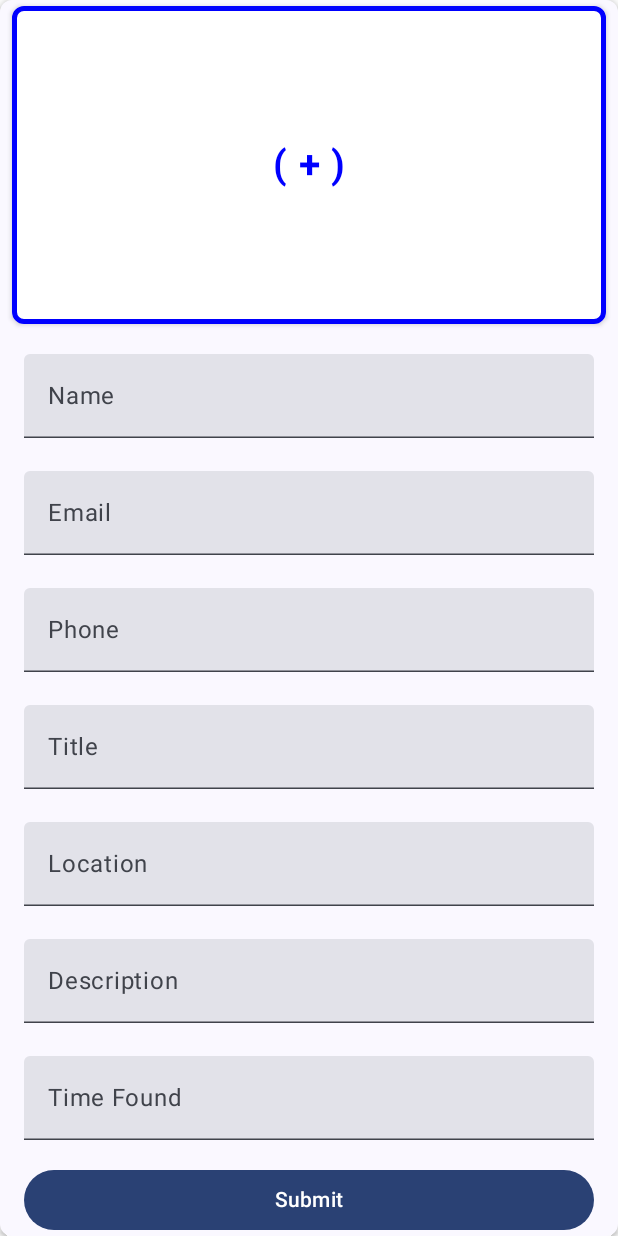
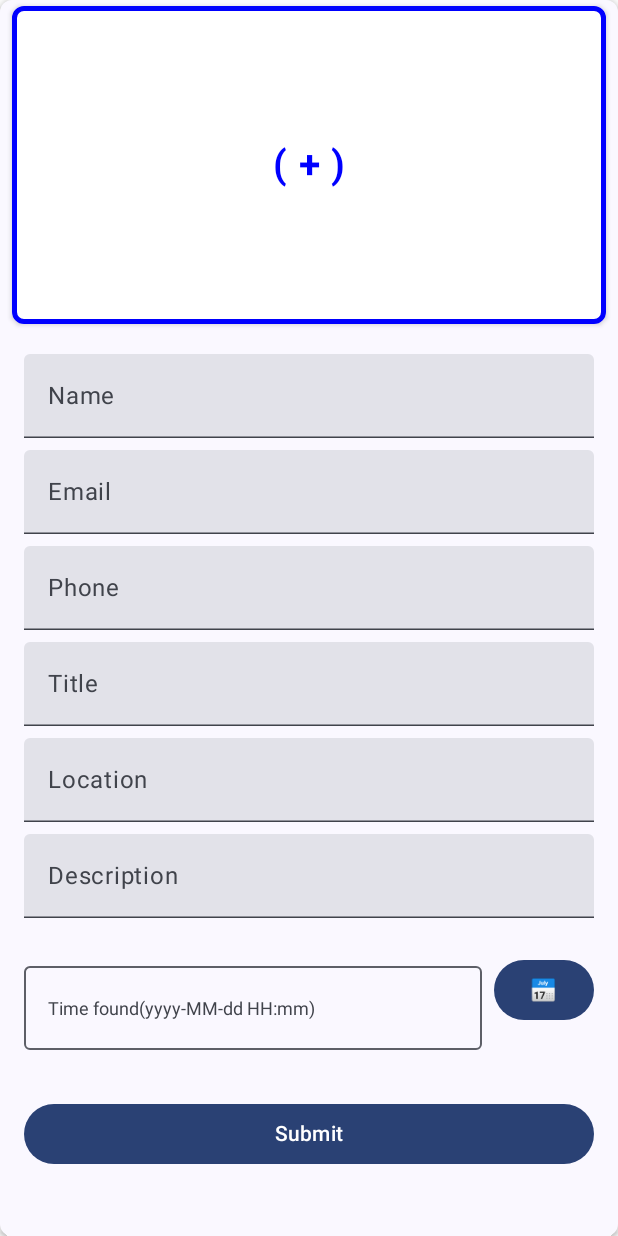
Before and after one commit to danimgomess/AppDev-Hackathon-2025-Frontend, an Android app built with Jetpack Compose: the FormScreen screen opened through its navigation route, on a phone screen of 412 x 824 dp. Run offline under Robolectric (Android 15) with nearby library versions, the phone set to English and light mode, and no system bars; our stand-ins replace Dagger/Hilt's generated code.

```diff
--- a/app/src/main/AndroidManifest.xml
+++ b/app/src/main/AndroidManifest.xml
@@ -14,7 +14,9 @@
         android:roundIcon="@mipmap/ic_launcher_round"
         android:supportsRtl="true"
         android:theme="@style/Theme.AppDevHackathon2025Frontend"
-        tools:targetApi="31">
+        tools:targetApi="31"
+        android:networkSecurityConfig="@xml/network_security_config"
+        >
         <activity
             android:name=".MainActivity"
             android:exported="true"
--- a/app/src/main/java/com/example/appdevhackathon2025frontend/retrofit/RetrofitInstance.kt
+++ b/app/src/main/java/com/example/appdevhackathon2025frontend/retrofit/RetrofitInstance.kt
@@ -14,7 +14,7 @@ class RetrofitInstance @Inject constructor(){
 
     val apiService: ApiService by lazy{
         Retrofit.Builder()
-            .baseUrl("https://api.api-ninjas.com/v1/")
+            .baseUrl("http://34.21.121.220/api/")
             .client(okHttpClient)
             .addConverterFactory(GsonConverterFactory.create())
             .build()
--- /dev/null
+++ b/app/src/main/java/com/example/appdevhackathon2025frontend/ui/components/TextFieldWithButton.kt
@@ -0,0 +1,79 @@
+import android.app.DatePickerDialog
+import android.app.TimePickerDialog
+import androidx.compose.foundation.layout.Arrangement
+import androidx.compose.foundation.layout.Row
+import androidx.compose.foundation.layout.fillMaxWidth
+import androidx.compose.foundation.layout.padding
+import androidx.compose.material3.Button
+import androidx.compose.material3.OutlinedTextField
+import androidx.compose.material3.Text
+import androidx.compose.runtime.Composable
+import androidx.compose.runtime.getValue
+import androidx.compose.runtime.mutableStateOf
+import androidx.compose.runtime.remember
+import androidx.compose.runtime.setValue
+import androidx.compose.ui.Modifier
+import androidx.compose.ui.platform.LocalContext
+import androidx.compose.ui.text.TextStyle
+import androidx.compose.ui.unit.dp
+import androidx.compose.ui.unit.sp
+import java.text.SimpleDateFormat
+import java.util.Calendar
+import java.util.Locale
+
+@Composable
+fun TextFieldWithButton(
+    onTextChange: (String) -> Unit,
+) {
+    val context = LocalContext.current
+    val calendar = remember { Calendar.getInstance() }
+    val formatter = SimpleDateFormat("yyyy-MM-dd HH:mm", Locale.getDefault())
+    var text by remember { mutableStateOf("") }
+
+    Row(
+        modifier = Modifier
+            .fillMaxWidth()
+            .padding(16.dp),
+        horizontalArrangement = Arrangement.spacedBy(8.dp)
+    ) {
+        OutlinedTextField(
+            value = text,
+            onValueChange = onTextChange,
+            label = { Text("Time found(yyyy-MM-dd HH:mm)", style = TextStyle(fontSize = 12.sp)) },
+            modifier = Modifier.weight(1f)
+        )
+
+        Button(
+            onClick = {
+                DatePickerDialog(
+                    context,
+                    { _, year, month, dayOfMonth ->
+                        calendar.set(Calendar.YEAR, year)
+                        calendar.set(Calendar.MONTH, month)
+                        calendar.set(Calendar.DAY_OF_MONTH, dayOfMonth)
+
+                        TimePickerDialog(
+                            context,
+                            { _, hour, minute ->
+                                calendar.set(Calendar.HOUR_OF_DAY, hour)
+                                calendar.set(Calendar.MINUTE, minute)
+
+                                text = formatter.format(calendar.time)
+                                onTextChange(text)
+                            },
+                            calendar.get(Calendar.HOUR_OF_DAY),
+                            calendar.get(Calendar.MINUTE),
+                            true
+                        ).show()
+                    },
+                    calendar.get(Calendar.YEAR),
+                    calendar.get(Calendar.MONTH),
+                    calendar.get(Calendar.DAY_OF_MONTH)
+                ).show()
+            },
+            modifier = Modifier.alignByBaseline()
+        ) {
+            Text("📅")
+        }
+    }
+}
--- a/app/src/main/java/com/example/appdevhackathon2025frontend/ui/screens/FormScreen.kt
+++ b/app/src/main/java/com/example/appdevhackathon2025frontend/ui/screens/FormScreen.kt
@@ -1,18 +1,21 @@
 package com.example.appdevhackathon2025frontend.ui.screens
 
+import TextFieldWithButton
 import android.graphics.ImageDecoder
 import android.util.Log
+import android.widget.Toast
 import androidx.activity.compose.rememberLauncherForActivityResult
 import androidx.activity.result.PickVisualMediaRequest
 import androidx.activity.result.contract.ActivityResultContracts
 import androidx.compose.animation.AnimatedContent
 import androidx.compose.foundation.Image
-import androidx.compose.foundation.clickable
 import androidx.compose.foundation.layout.*
 import androidx.compose.foundation.layout.fillMaxHeight
 import androidx.compose.foundation.layout.fillMaxWidth
 import androidx.compose.foundation.layout.height
 import androidx.compose.foundation.layout.padding
+import androidx.compose.foundation.lazy.LazyColumn
+import androidx.compose.foundation.shape.RoundedCornerShape
 import androidx.compose.material3.*
 import androidx.compose.runtime.Composable
 import androidx.compose.runtime.LaunchedEffect
@@ -53,8 +56,10 @@ fun FormScreen(
                 }
 
                 (payload == "launch-image-picker") -> {
-                    Log.d("FormScreen", "launch-image-picker")
                     pickMedia.launch(PickVisualMediaRequest(ActivityResultContracts.PickVisualMedia.ImageOnly))
+                }
+                (payload == "form-error:missing-fields") -> {
+                    Toast.makeText(context, "Please fill all required fields", Toast.LENGTH_SHORT).show()
                 }
 
 
@@ -63,21 +68,19 @@ fun FormScreen(
     }
 
     Surface(
-        modifier = Modifier.fillMaxHeight().statusBarsPadding().navigationBarsPadding()
-        ,
-        shape = androidx.compose.foundation.shape.RoundedCornerShape(8.dp),
+        modifier = Modifier
+            .fillMaxHeight()
+            .statusBarsPadding()
+            .navigationBarsPadding(),
+        shape = RoundedCornerShape(8.dp),
         shadowElevation = 2.dp,
     ) {
-
-        Column(horizontalAlignment = Alignment.CenterHorizontally) {
-
+        Column {
             Box(
                 modifier = Modifier
                     .height(220.dp)
                     .padding(horizontal = 8.dp, vertical = 4.dp)
-                    .clickable {
-                        // come back here!
-                    }) {
+            ) {
                 val image = uiState.picture
                 AnimatedContent(
                     targetState = image, label = "picture"
@@ -96,6 +99,8 @@ fun FormScreen(
                 }
             }
 
+            LazyColumn(horizontalAlignment = Alignment.CenterHorizontally) {
+                item {
                     Spacer(modifier = Modifier.height(16.dp))
 
                     TextField(
@@ -109,7 +114,7 @@ fun FormScreen(
                             .padding(horizontal = 16.dp)
                     )
 
-            Spacer(modifier = Modifier.weight(1f))
+                    Spacer(modifier = Modifier.height(8.dp))
 
                     TextField(
                         value = uiState.email,
@@ -122,7 +127,7 @@ fun FormScreen(
                             .padding(horizontal = 16.dp)
                     )
 
-            Spacer(modifier = Modifier.weight(1f))
+                    Spacer(modifier = Modifier.height(8.dp))
 
                     TextField(
                         value = uiState.phone,
@@ -135,7 +140,7 @@ fun FormScreen(
                             .padding(horizontal = 16.dp)
                     )
 
-            Spacer(modifier = Modifier.weight(1f))
+                    Spacer(modifier = Modifier.height(8.dp))
 
                     TextField(
                         value = uiState.title,
@@ -148,7 +153,7 @@ fun FormScreen(
                             .padding(horizontal = 16.dp)
                     )
 
-            Spacer(modifier = Modifier.weight(1f))
+                    Spacer(modifier = Modifier.height(8.dp))
 
                     TextField(
                         value = uiState.location,
@@ -161,7 +166,7 @@ fun FormScreen(
                             .padding(horizontal = 16.dp)
                     )
 
-            Spacer(modifier = Modifier.weight(1f))
+                    Spacer(modifier = Modifier.height(8.dp))
 
                     TextField(
                         value = uiState.description,
@@ -174,18 +179,8 @@ fun FormScreen(
                             .padding(horizontal = 16.dp)
                     )
 
-            Spacer(modifier = Modifier.weight(1f))
-
-            TextField(
-                value = uiState.timeFound,
-                onValueChange = {
-                    formViewModel.updateTimeFound(it)
-                },
-                label = { Text("Time Found") },
-                modifier = Modifier
-                    .fillMaxWidth()
-                    .padding(horizontal = 16.dp)
-            )
+                    Spacer(modifier = Modifier.height(8.dp))
+                    TextFieldWithButton(onTextChange = {formViewModel.updateTimeFound(it)})
 
                     Spacer(modifier = Modifier.height(16.dp))
 
@@ -201,3 +196,5 @@ fun FormScreen(
                 }
             }
         }
+    }
+}
--- a/app/src/main/java/com/example/appdevhackathon2025frontend/ui/screens/HomeScreen.kt
+++ b/app/src/main/java/com/example/appdevhackathon2025frontend/ui/screens/HomeScreen.kt
@@ -3,21 +3,15 @@ package com.example.appdevhackathon2025frontend.ui.screens
 import androidx.compose.foundation.Image
 import androidx.compose.foundation.background
 import androidx.compose.foundation.layout.Arrangement
-import androidx.compose.foundation.layout.PaddingValues
 import androidx.compose.foundation.layout.Row
 import androidx.compose.foundation.layout.Spacer
 import androidx.compose.foundation.layout.fillMaxSize
 import androidx.compose.foundation.layout.fillMaxWidth
-import androidx.compose.foundation.layout.height
 import androidx.compose.foundation.layout.padding
 import androidx.compose.foundation.layout.size
 import androidx.compose.foundation.layout.statusBarsPadding
 import androidx.compose.foundation.layout.width
 import androidx.compose.foundation.lazy.LazyColumn
-import androidx.compose.foundation.lazy.LazyListScope
-import androidx.compose.foundation.lazy.grid.GridCells
-import androidx.compose.foundation.lazy.grid.LazyVerticalGrid
-import androidx.compose.foundation.lazy.grid.itemsIndexed
 import androidx.compose.material3.Button
 import androidx.compose.material3.ButtonDefaults
 import androidx.compose.material3.Text
--- a/app/src/main/java/com/example/appdevhackathon2025frontend/ui/screens/ItemScreen.kt
+++ b/app/src/main/java/com/example/appdevhackathon2025frontend/ui/screens/ItemScreen.kt
@@ -39,8 +39,7 @@ fun ItemScreen(
     }
 
     Surface(
-        modifier = Modifier.fillMaxHeight().statusBarsPadding()
-        ,
+        modifier = Modifier.fillMaxHeight().statusBarsPadding(),
         shape = androidx.compose.foundation.shape.RoundedCornerShape(8.dp),
         shadowElevation = 2.dp,
     ) {
--- a/app/src/main/java/com/example/appdevhackathon2025frontend/viewmodel/HomeViewModel.kt
+++ b/app/src/main/java/com/example/appdevhackathon2025frontend/viewmodel/HomeViewModel.kt
@@ -39,6 +39,7 @@ class HomeViewModel @Inject constructor(
 
     fun refreshItems() {
         viewModelScope.launch{
+            itemRepository.syncAllItemsFromRemote()
             val itemIds = itemRepository.getItemIds()
             uiStateFlow.value = uiStateFlow.value.copy(
                 items = itemIds.map { null },
--- /dev/null
+++ b/app/src/main/res/xml/network_security_config.xml
@@ -0,0 +1,6 @@
+<?xml version="1.0" encoding="utf-8"?>
+<network-security-config>
+    <domain-config cleartextTrafficPermitted="true">
+        <domain includeSubdomains="true">34.21.121.220</domain>
+    </domain-config>
+</network-security-config>
```
Also changed, not shown: app/src/main/java/com/example/appdevhackathon2025frontend/model/ItemRepository.kt (+104 -21 lines), app/src/main/java/com/example/appdevhackathon2025frontend/retrofit/ApiService.kt (+28 -21 lines), app/src/main/java/com/example/appdevhackathon2025frontend/viewmodel/FormViewModel.kt (+20 -0 lines), app/src/main/java/com/example/appdevhackathon2025frontend/viewmodel/ItemViewModel.kt (+1 -9 lines). Lines whose indentation alone changed are shown as unchanged.
